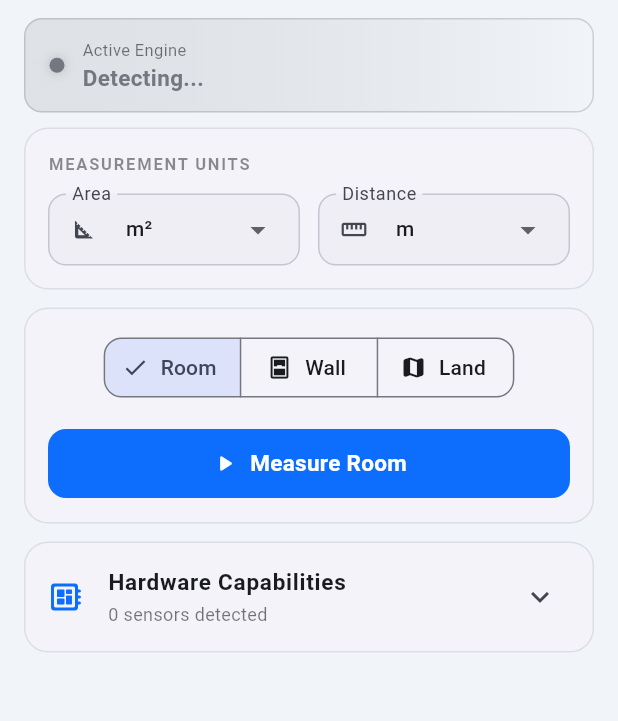
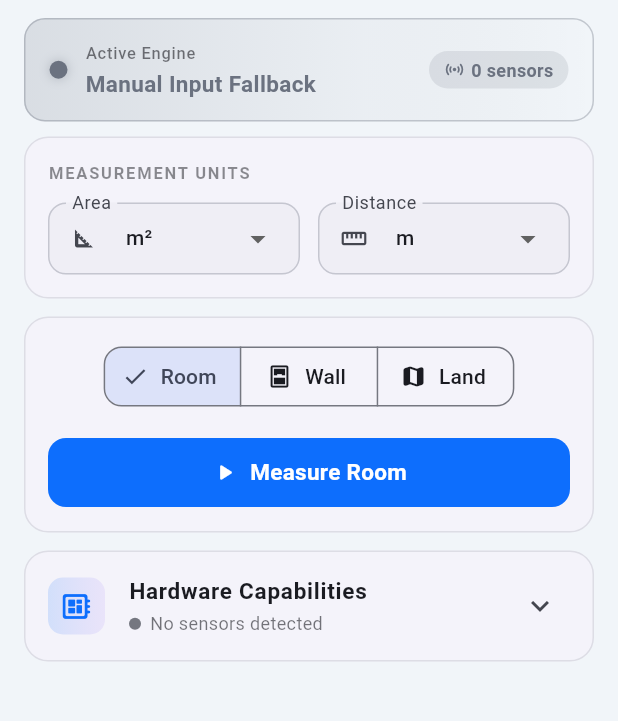
Before and after one commit to dayashimoga/GeoMeasure, a Flutter app: the screen it shows after launch, on a phone screen of 412 x 824 dp, the part 195-916 px from its top. Run offline on Flutter 3.47's test engine with Material 3 defaults, Android fonts, the phone set to English and light mode, and no system bars; our stand-ins replace geolocator, hive, hive_flutter, image_picker, pdf; accounts and stored records are empty.

Commit message:
feat: fix capability detection UI + visual enhancements - Algorithm banner shows bestAlgorithm instead of Detecting - Sensor count badge, status dot, AnimatedSwitcher - Capability card uses profile.sensorCount, fixed overflow - Version display shows actual AppConfig.appVersion 2.3.0 - 239/239 tests pass

```diff
--- a/lib/features/presentation/pages/dashboard_page.dart
+++ b/lib/features/presentation/pages/dashboard_page.dart
@@ -1,4 +1,5 @@
 import 'package:flutter/material.dart';
+import '../../../core/config/app_config.dart';
 import '../../../core/di/service_locator.dart';
 import '../../../core/theme/app_theme.dart';
 import '../../capability_detection/domain/entities/capability_profile.dart';
@@ -212,74 +213,93 @@ class _DashboardPageState extends State<DashboardPage>
   }
 
   Widget _buildAlgorithmBanner(CapabilityProfile profile) {
-    final algo = sl.measurementProvider.lastResult?.algorithmUsed;
-    final algoName = algo?.displayName ?? 'Detecting...';
+    final isLoading = sl.capabilityProvider.isLoading;
+    final algo = sl.measurementProvider.lastResult?.algorithmUsed
+        ?? (isLoading ? null : profile.bestAlgorithm);
+    final algoName = isLoading
+        ? 'Detecting hardware...'
+        : (algo?.displayName ?? 'Manual Input Fallback');
     final algoColor = algo != null
         ? AppTheme.algorithmColor(algo.name)
         : Theme.of(context).colorScheme.outline;
 
     return AnimatedContainer(
-      duration: const Duration(milliseconds: 400),
+      duration: const Duration(milliseconds: 500),
+      curve: Curves.easeInOut,
       margin: const EdgeInsets.fromLTRB(16, 12, 16, 4),
-      padding: const EdgeInsets.symmetric(horizontal: 16, vertical: 12),
+      padding: const EdgeInsets.symmetric(horizontal: 16, vertical: 14),
       decoration: BoxDecoration(
         gradient: LinearGradient(
-          colors: [algoColor.withValues(alpha: 0.15), Colors.transparent],
+          colors: [
+            algoColor.withValues(alpha: 0.18),
+            algoColor.withValues(alpha: 0.05),
+            Colors.transparent,
+          ],
+          stops: const [0.0, 0.6, 1.0],
         ),
-        borderRadius: BorderRadius.circular(12),
-        border: Border.all(color: algoColor.withValues(alpha: 0.3)),
+        borderRadius: BorderRadius.circular(14),
+        border: Border.all(color: algoColor.withValues(alpha: 0.35)),
       ),
       child: Row(
         children: [
-          Container(
-            width: 10,
-            height: 10,
-            decoration: BoxDecoration(
-              color: algoColor,
-              shape: BoxShape.circle,
-              boxShadow: [
-                BoxShadow(
-                    color: algoColor.withValues(alpha: 0.4), blurRadius: 6)
-              ],
-            ),
-          ),
+          _PulsingDot(color: algoColor, isAnimating: isLoading),
           const SizedBox(width: 12),
           Expanded(
             child: Column(
               crossAxisAlignment: CrossAxisAlignment.start,
               children: [
                 Text(
-                  'Active Engine',
+                  isLoading ? 'Scanning Sensors' : 'Active Engine',
                   style: TextStyle(
                     fontSize: 11,
+                    fontWeight: FontWeight.w500,
+                    letterSpacing: 0.5,
                     color: Theme.of(context)
                         .colorScheme
                         .onSurface
                         .withValues(alpha: 0.6),
                   ),
                 ),
-                Text(
-                  algoName,
-                  style: TextStyle(
-                    fontSize: 15,
-                    fontWeight: FontWeight.w600,
-                    color: algoColor,
+                const SizedBox(height: 2),
+                AnimatedSwitcher(
+                  duration: const Duration(milliseconds: 300),
+                  child: Text(
+                    algoName,
+                    key: ValueKey(algoName),
+                    style: TextStyle(
+                      fontSize: 15,
+                      fontWeight: FontWeight.w700,
+                      color: algoColor,
+                    ),
                   ),
                 ),
               ],
             ),
           ),
-          if (algo != null)
-            Chip(
-              label: Text(
-                '${sl.measurementProvider.lastResult?.estimatedAccuracyPercentage.toStringAsFixed(0)}%',
-                style:
-                    const TextStyle(fontSize: 12, fontWeight: FontWeight.bold),
+          if (algo != null && !isLoading)
+            Container(
+              padding: const EdgeInsets.symmetric(horizontal: 10, vertical: 4),
+              decoration: BoxDecoration(
+                color: algoColor.withValues(alpha: 0.15),
+                borderRadius: BorderRadius.circular(20),
               ),
-              backgroundColor: algoColor.withValues(alpha: 0.15),
-              side: BorderSide.none,
-              padding: EdgeInsets.zero,
-              materialTapTargetSize: MaterialTapTargetSize.shrinkWrap,
+              child: Row(
+                mainAxisSize: MainAxisSize.min,
+                children: [
+                  Icon(Icons.sensors_rounded, size: 14, color: algoColor),
+                  const SizedBox(width: 4),
+                  Text(
+                    sl.measurementProvider.lastResult != null
+                        ? '${sl.measurementProvider.lastResult!.estimatedAccuracyPercentage.toStringAsFixed(0)}%'
+                        : '${profile.sensorCount} sensors',
+                    style: TextStyle(
+                      fontSize: 12,
+                      fontWeight: FontWeight.bold,
+                      color: algoColor,
+                    ),
+                  ),
+                ],
+              ),
             ),
         ],
       ),
@@ -786,7 +806,8 @@ class _DashboardPageState extends State<DashboardPage>
             child: Column(
               crossAxisAlignment: CrossAxisAlignment.start,
               children: [
-                Text('GeoMeasure v1.2.0',
+                Text('GeoMeasure v${AppConfig.appVersion}',
+                    key: const Key('app_version_text'),
                     style: TextStyle(
                         fontWeight: FontWeight.w600,
                         color: theme.colorScheme.primary)),
@@ -837,3 +858,31 @@ class _DashboardPageState extends State<DashboardPage>
     );
   }
 }
+
+/// Status dot indicator for sensor detection.
+class _PulsingDot extends StatelessWidget {
+  final Color color;
+  final bool isAnimating;
+
+  const _PulsingDot({required this.color, required this.isAnimating});
+
+  @override
+  Widget build(BuildContext context) {
+    return AnimatedContainer(
+      duration: const Duration(milliseconds: 500),
+      width: 12,
+      height: 12,
+      decoration: BoxDecoration(
+        color: color.withValues(alpha: isAnimating ? 0.6 : 1.0),
+        shape: BoxShape.circle,
+        boxShadow: [
+          BoxShadow(
+            color: color.withValues(alpha: 0.4),
+            blurRadius: isAnimating ? 10 : 6,
+            spreadRadius: isAnimating ? 2 : 0,
+          ),
+        ],
+      ),
+    );
+  }
+}
--- a/lib/features/presentation/widgets/capability_card.dart
+++ b/lib/features/presentation/widgets/capability_card.dart
@@ -9,21 +9,55 @@ class CapabilityCard extends StatelessWidget {
   @override
   Widget build(BuildContext context) {
     final theme = Theme.of(context);
+    final count = profile.sensorCount;
 
     return Card(
       child: ExpansionTile(
-        leading: Icon(Icons.developer_board_rounded,
-            color: theme.colorScheme.primary),
+        leading: Container(
+          padding: const EdgeInsets.all(8),
+          decoration: BoxDecoration(
+            gradient: LinearGradient(
+              colors: [
+                theme.colorScheme.primary.withValues(alpha: 0.15),
+                theme.colorScheme.secondary.withValues(alpha: 0.10),
+              ],
+            ),
+            borderRadius: BorderRadius.circular(10),
+          ),
+          child: Icon(Icons.developer_board_rounded,
+              color: theme.colorScheme.primary, size: 22),
+        ),
         title: const Text(
           'Hardware Capabilities',
-          style: TextStyle(fontSize: 15, fontWeight: FontWeight.w600),
+          style: TextStyle(fontSize: 15, fontWeight: FontWeight.w700),
         ),
-        subtitle: Text(
-          '${_countAvailable()} sensors detected',
+        subtitle: Row(
+          children: [
+            Container(
+              width: 8,
+              height: 8,
+              decoration: BoxDecoration(
+                color: count > 0
+                    ? const Color(0xFF10B981)
+                    : theme.colorScheme.outline,
+                shape: BoxShape.circle,
+              ),
+            ),
+            const SizedBox(width: 6),
+            Flexible(
+              child: Text(
+                count > 0 ? '$count sensors detected' : 'No sensors detected',
+                overflow: TextOverflow.ellipsis,
                 style: TextStyle(
                   fontSize: 12,
-            color: theme.colorScheme.onSurface.withValues(alpha: 0.6),
+                  fontWeight: count > 0 ? FontWeight.w500 : FontWeight.normal,
+                  color: count > 0
+                      ? const Color(0xFF10B981)
+                      : theme.colorScheme.onSurface.withValues(alpha: 0.6),
                 ),
+              ),
+            ),
+          ],
         ),
         initiallyExpanded: false,
         childrenPadding: const EdgeInsets.fromLTRB(16, 0, 16, 16),
@@ -69,48 +103,58 @@ class CapabilityCard extends StatelessWidget {
               ),
             ],
           ),
+          if (profile.osVersion != 'unknown') ...[
+            const SizedBox(height: 8),
+            Row(
+              children: [
+                _infoChip(
+                  context,
+                  Icons.phone_android_rounded,
+                  profile.osVersion,
+                ),
+              ],
+            ),
+          ],
         ],
       ),
     );
-  }
-
-  int _countAvailable() {
-    int count = 0;
-    if (profile.hasLidar) count++;
-    if (profile.hasDepthSensor) count++;
-    if (profile.hasArCore) count++;
-    if (profile.hasArKit) count++;
-    if (profile.hasCamera) count++;
-    if (profile.hasGps) count++;
-    if (profile.hasCompass) count++;
-    if (profile.hasGyroscope) count++;
-    if (profile.hasAccelerometer) count++;
-    if (profile.hasBarometer) count++;
-    if (profile.hasBluetooth) count++;
-    if (profile.hasNfc) count++;
-    if (profile.hasAiAccelerator) count++;
-    return count;
   }
 
   Widget _chip(BuildContext context, String label, bool available) {
     final theme = Theme.of(context);
     return Semantics(
       label: '$label sensor ${available ? "available" : "unavailable"}',
+      child: AnimatedContainer(
+        duration: const Duration(milliseconds: 300),
         child: Chip(
           avatar: Icon(
             available ? Icons.check_circle_rounded : Icons.cancel_rounded,
             size: 16,
-          color:
-              available ? const Color(0xFF10B981) : theme.colorScheme.outline,
+            color: available
+                ? const Color(0xFF10B981)
+                : theme.colorScheme.outline.withValues(alpha: 0.5),
           ),
-        label: Text(label, style: const TextStyle(fontSize: 12)),
+          label: Text(
+            label,
+            style: TextStyle(
+              fontSize: 12,
+              fontWeight: available ? FontWeight.w600 : FontWeight.normal,
+              color: available
+                  ? theme.colorScheme.onSurface
+                  : theme.colorScheme.onSurface.withValues(alpha: 0.5),
+            ),
+          ),
           materialTapTargetSize: MaterialTapTargetSize.shrinkWrap,
           visualDensity: VisualDensity.compact,
           padding: EdgeInsets.zero,
+          backgroundColor: available
+              ? const Color(0xFF10B981).withValues(alpha: 0.08)
+              : null,
           side: BorderSide(
             color: available
                 ? const Color(0xFF10B981).withValues(alpha: 0.3)
-              : theme.colorScheme.outlineVariant,
+                : theme.colorScheme.outlineVariant.withValues(alpha: 0.4),
+          ),
         ),
       ),
     );
```
Lines whose indentation alone changed are shown as unchanged.
